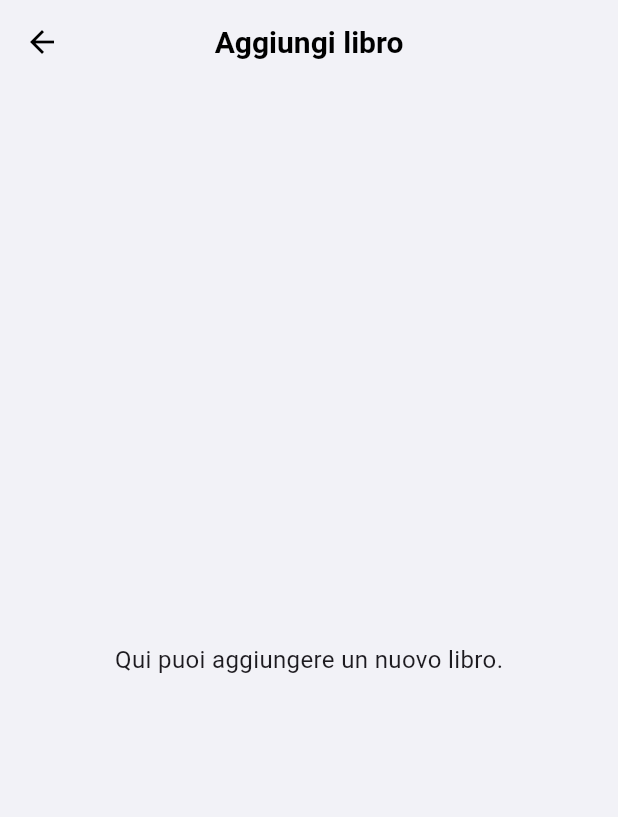
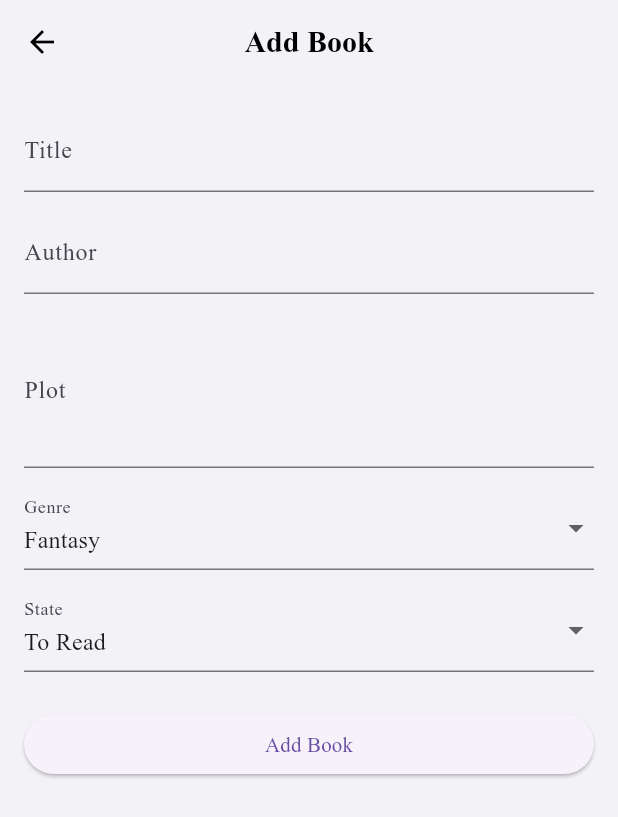
Before and after one commit to Emanuela3009/library_app, a Flutter app: the AddBookPage screen opened directly, on a phone screen of 412 x 824 dp. Shown: the top 817 px of the screen. Run offline on Flutter 3.47's test engine with Material 3 defaults, Android fonts, the phone set to English and light mode, and no system bars.

Commit message:
debug style

```diff
--- a/lib/screens/addBook.dart
+++ b/lib/screens/addBook.dart
@@ -1,13 +1,101 @@
+
 import 'package:flutter/material.dart';
+import '../models/book.dart';
+import '../data/fake_books.dart'; // contiene userBooks
 
-class AddBookPage extends StatelessWidget {
+class AddBookPage extends StatefulWidget {
   const AddBookPage({super.key});
+
+  @override
+  State<AddBookPage> createState() => _AddBookPageState();
+}
+
+class _AddBookPageState extends State<AddBookPage> {
+  final _formKey = GlobalKey<FormState>();   // serve per validare il form quando si preme “Add book”.
+
+  // Controller per i campi , Servono per leggere il contenuto dei campi quando si preme il bottone.
+  final titleController = TextEditingController();
+  final authorController = TextEditingController();
+  final plotController = TextEditingController();
+
+  // Dropdown, valori di default dei menu a tendina
+  String selectedGenre = 'Fantasy';
+  String selectedState = 'To Read';
 
   @override
   Widget build(BuildContext context) {
     return Scaffold(
-      appBar: AppBar(title: const Text("Aggiungi libro")),
-      body: const Center(child: Text("Qui puoi aggiungere un nuovo libro.")),
+      appBar: AppBar(title: const Text("Add Book")),
+      body:
+        Padding(
+        padding: const EdgeInsets.all(16),
+        child: Form(
+          key: _formKey,
+          child: ListView(   //per rendere scrollabile il form su dispositivi piccoli
+            children: [
+              TextFormField(
+                controller: titleController,
+                decoration: const InputDecoration(labelText: 'Title'),
+                validator: (value) => value!.isEmpty ? 'Enter a title' : null,
+              ),
+
+              const SizedBox(height: 12),
+              TextFormField(
+                controller: authorController,
+                decoration: const InputDecoration(labelText: 'Author'),
+              ),
+
+              const SizedBox(height: 12),
+              TextFormField(
+                controller: plotController,
+                decoration: const InputDecoration(labelText: 'Plot'),
+                maxLines: 3,
+              ),
+
+              const SizedBox(height: 12),
+              DropdownButtonFormField(
+                value: selectedGenre,
+                decoration: const InputDecoration(labelText: 'Genre'),
+                items: ['Fantasy', 'Romance', 'Adventure', 'Sci-Fi', 'Horror']
+                    .map((genre) => DropdownMenuItem(value: genre, child: Text(genre)))
+                    .toList(),
+                onChanged: (value) => setState(() => selectedGenre = value!),
+              ),
+
+              const SizedBox(height: 12),
+              DropdownButtonFormField(
+                value: selectedState,
+                decoration: const InputDecoration(labelText: 'State'),
+                items: ['To Read', 'Reading', 'Completed']
+                    .map((state) => DropdownMenuItem(value: state, child: Text(state)))
+                    .toList(),
+                onChanged: (value) => setState(() => selectedState = value!),
+              ),
+
+              const SizedBox(height: 24),
+              ElevatedButton(
+                onPressed: () {
+                  if (_formKey.currentState!.validate()) {
+                    final newBook = Book(
+                      title: titleController.text,
+                      author: authorController.text,
+                      genre: selectedGenre,
+                      plot: plotController.text,
+                      state: selectedState,
+                      imagePath: 'assets/books/placeholder.jpg', // immagine fittizia
+                    );
+
+                    userBooks.add(newBook); // Aggiunta a lista finta
+
+                    Navigator.pop(context); // Torna alla home
+                  }
+                },
+                child: const Text("Add Book"),
+              ),
+            ],
+          ),
+        ),
+      ),
     );
   }
 }
--- a/pubspec.yaml
+++ b/pubspec.yaml
@@ -87,7 +87,7 @@ flutter:
   #
   # For details regarding fonts from package dependencies,
   # see https://flutter.dev/to/font-from-package
-flutter:
+
   fonts:
     - family: Times New Roman
       fonts:
```
Also changed, not shown: assets/fonts/Times-New-Roman-Bold.ttf (renamed from lib/assets/fonts/Times New Roman Bold.ttf), assets/fonts/Times-New-Roman-italic.ttf (renamed from lib/assets/fonts/Times New Roman Italic.ttf), assets/fonts/Times-New-Roman.ttf (renamed from lib/assets/fonts/Times New Roman.ttf), pubspec.lock.
